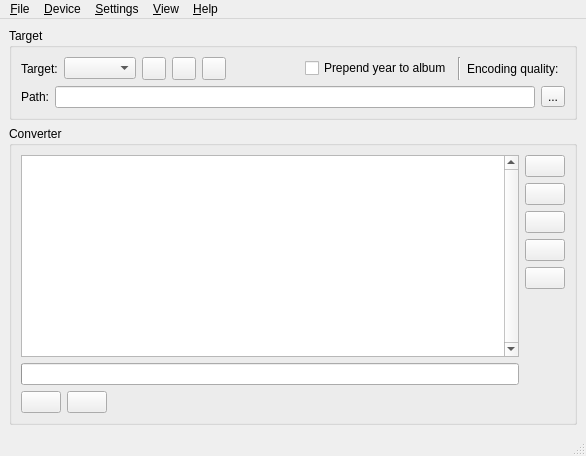
Before: the Qt Designer form ui/MainWindow.ui in dendy/fogg, drawn with Qt 5.
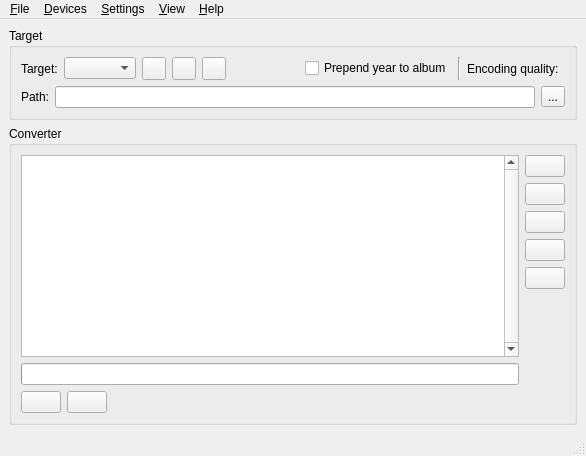
After: the same form once the commit is applied. Icons and pictures are not drawn. Custom widgets are drawn as their Qt base class.

```diff
--- a/ui/MainWindow.ui
+++ b/ui/MainWindow.ui
@@ -255,7 +255,7 @@
    </widget>
    <widget class="QMenu" name="menuDevice">
     <property name="title">
-     <string>&amp;Device</string>
+     <string>&amp;Devices</string>
     </property>
     <addaction name="actionAddTarget"/>
     <addaction name="actionRemoveTarget"/>
```
